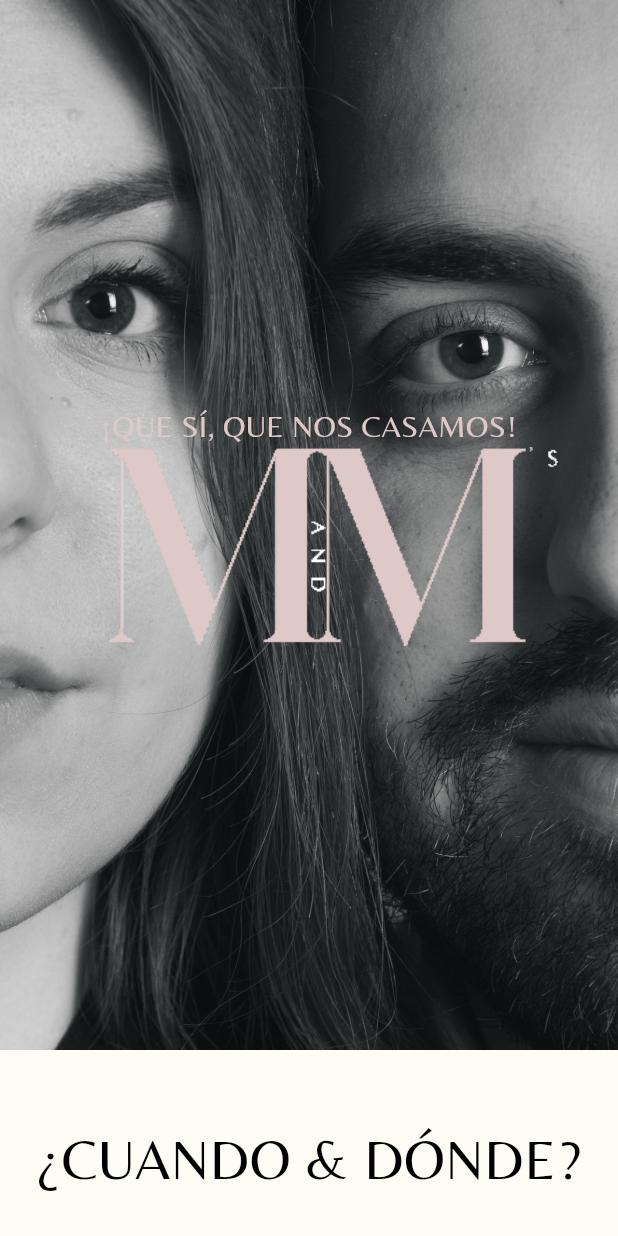
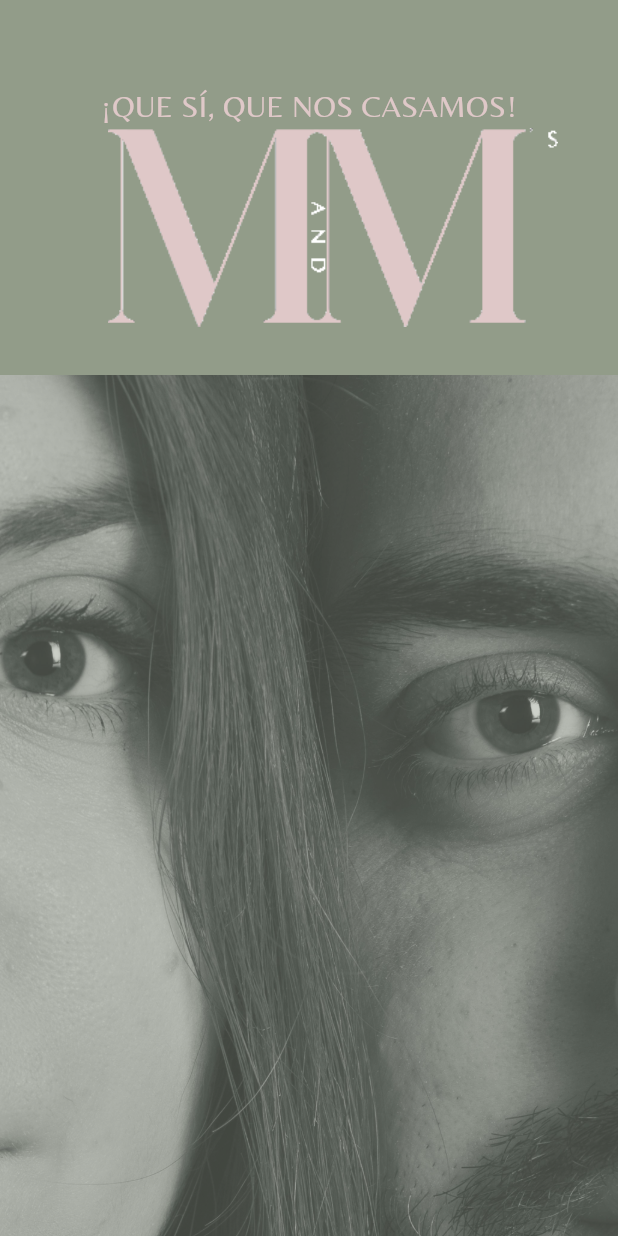
Before and after one commit to emeandeme/emeandeme.github.io, a Flutter app: the screen it shows after launch, on a phone screen of 412 x 824 dp. Run offline on Flutter 3.47's test engine with Material 3 defaults, Android fonts, the light colour scheme and no system bars.

Commit message:
Added movile version

```diff
--- a/emeandeme_flutter/lib/gen/assets.gen.dart
+++ b/emeandeme_flutter/lib/gen/assets.gen.dart
@@ -16,6 +16,10 @@ class $AssetsImagesGen {
   AssetGenImage get mapaMarquesa =>
       const AssetGenImage('assets/images/Mapa_marquesa.png');
 
+  /// File path: assets/images/intro_big.jpg
+  AssetGenImage get introBig =>
+      const AssetGenImage('assets/images/intro_big.jpg');
+
   /// File path: assets/images/intro_image.jpg
   AssetGenImage get introImage =>
       const AssetGenImage('assets/images/intro_image.jpg');
@@ -33,7 +37,7 @@ class $AssetsImagesGen {
 
   /// List of all assets
   List<AssetGenImage> get values =>
-      [mapaMarquesa, introImage, slider1, slider2, slider3];
+      [mapaMarquesa, introBig, introImage, slider1, slider2, slider3];
 }
 
 class $AssetsImagesLogoGen {
--- a/emeandeme_flutter/lib/module_structure/launch_bean.dart
+++ b/emeandeme_flutter/lib/module_structure/launch_bean.dart
@@ -1,5 +1,5 @@
 import 'dart:async';
-
+// ignore: depend_on_referenced_packages
 import 'package:url_launcher/url_launcher.dart';
 
 class LaunchBean {
--- a/emeandeme_flutter/lib/module_structure/phone_call_bean.dart
+++ b/emeandeme_flutter/lib/module_structure/phone_call_bean.dart
@@ -1,5 +1,6 @@
 import 'dart:async';
 
+// ignore: depend_on_referenced_packages
 import 'package:url_launcher/url_launcher.dart';
 
 class PhoneCallBean {
@@ -13,6 +14,5 @@ class PhoneCallBean {
     if (await canLaunchUrl(_uri)) {
       await launchUrl(_uri);
     }
-
   }
 }
--- a/emeandeme_flutter/lib/widgets/intro_section.dart
+++ b/emeandeme_flutter/lib/widgets/intro_section.dart
@@ -11,16 +11,75 @@ class IntroSection extends StatelessWidget with MediaQueryLayaouts {
   static const double jumpWelcome = 700 * 2;
   @override
   Widget build(BuildContext context) {
+    final isSmall = isSmallScreen(context);
     final genericSize = obtainTemplateSize(context);
+    if (isSmall) {
+      return Column(
+        mainAxisSize: MainAxisSize.min,
+        children: [
+          TemplateSectionSliver(
+            backgroundColor: const Color(0xFF929c89),
+            preferrizeHeight: 250,
+            child: Align(
+              alignment: Alignment.bottomCenter,
+              child: Padding(
+                padding: const EdgeInsets.only(bottom: 32),
+                child: Column(
+                  mainAxisSize: MainAxisSize.min,
+                  children: [
+                    const Text(
+                      "¡QUE SÍ, QUE NOS CASAMOS!",
+                      style: TextStyles.headerTitleStyle,
+                    ),
+                    Padding(
+                      padding: const EdgeInsets.only(left: 32.0),
+                      child: Assets.images.logo.logoLight
+                          .image(fit: BoxFit.fitWidth, width: 300),
+                    ),
+                  ],
+                ),
+              ),
+            ),
+          ),
+          Stack(
+            fit: StackFit.loose,
+            children: [
+              TemplateSectionSliver(
+                preferrizeHeight: 700,
+                image: Assets.images.introImage.provider(),
+              ),
+              ColoredBox(
+                color: const Color(0xFF929c89).withOpacity(0.4),
+                child: const SizedBox(
+                  height: 700,
+                  width: double.infinity,
+                ),
+              )
+            ],
+          ),
+        ],
+      );
+    }
+
     return Stack(
-      fit: StackFit.loose,
       children: [
         TemplateSectionSliver(
           preferrizeHeight: 700,
-          image: Assets.images.introImage.provider(),
-          child: Center(
+          image: Assets.images.introBig.provider(),
+        ),
+        ColoredBox(
+          color: Colors.black.withOpacity(0.4),
+          child: const SizedBox(
+            height: 700,
+            width: double.infinity,
+          ),
+        ),
+        Center(
+          child: Padding(
+            padding: const EdgeInsets.only(top: 250),
             child: Column(
-              mainAxisSize: MainAxisSize.min,
+              mainAxisAlignment: MainAxisAlignment.center,
+              crossAxisAlignment: CrossAxisAlignment.center,
               children: [
                 const Text(
                   "¡QUE SÍ, QUE NOS CASAMOS!",
@@ -35,7 +94,7 @@ class IntroSection extends StatelessWidget with MediaQueryLayaouts {
             ),
           ),
         ),
-        if (!isSmallScreen(context))
+        if (!isSmall)
           DecoratedBox(
             decoration:
                 BoxDecoration(color: const Color(0xFF929c89).withOpacity(0.9)),
```
Also changed, not shown: emeandeme_flutter/lib/constants/text_styles.dart (+4 -4 lines), emeandeme_flutter/lib/widgets/date_section.dart (+6 -1 lines), emeandeme_flutter/lib/widgets/lodgings_section.dart (+9 -0 lines), emeandeme_flutter/lib/widgets/maps_sections.dart (+0 -34 lines), emeandeme_flutter/lib/widgets/timming_section.dart (+124 -90 lines), emeandeme_flutter/lib/widgets/welcome_section.dart (+26 -20 lines), emeandeme_flutter/assets/images/intro_big.jpg (added), emeandeme_flutter/assets/images/intro_image.jpg, 1 other file.
